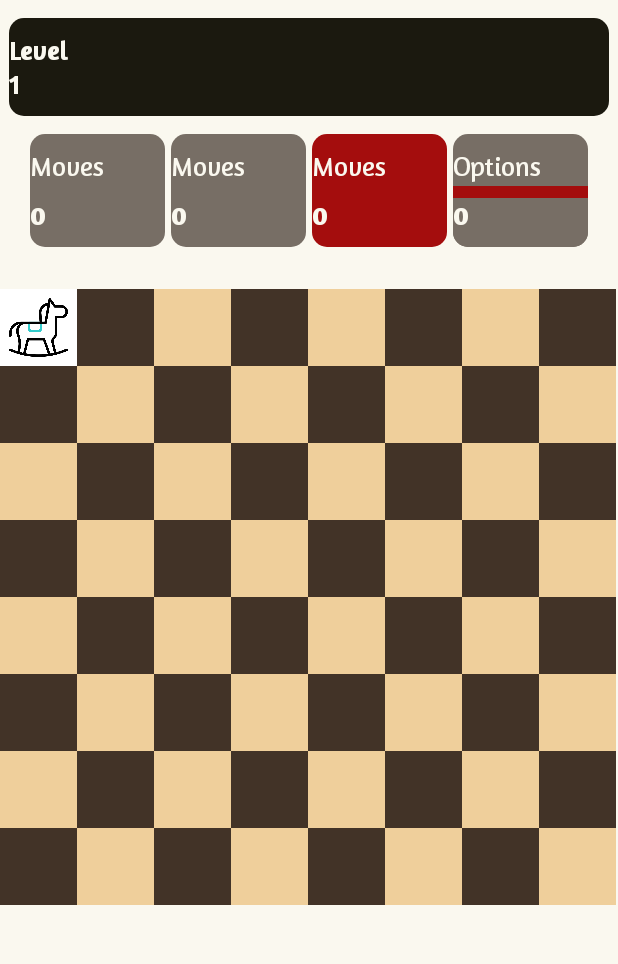
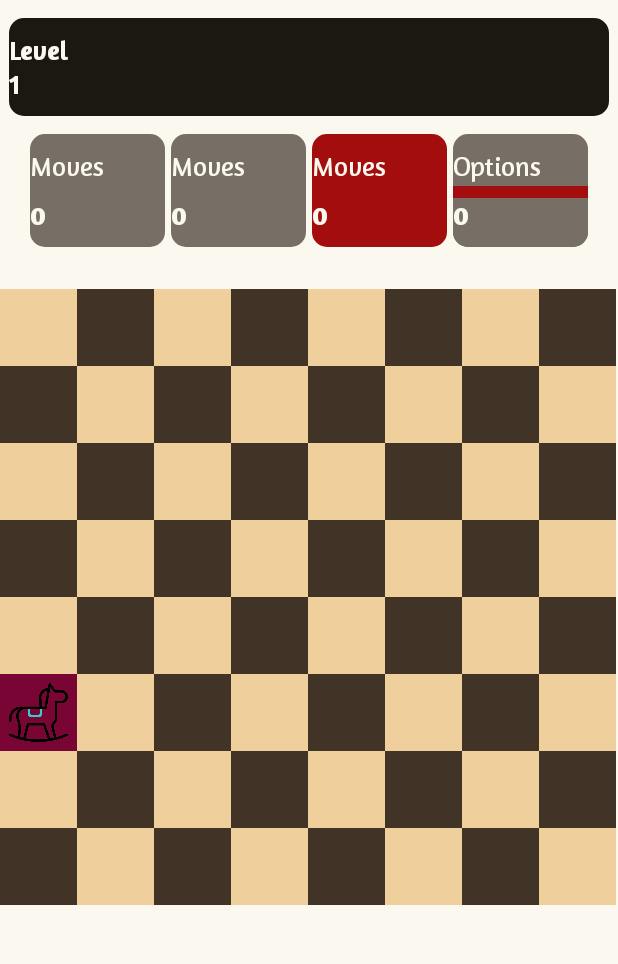
Before and after one commit to juanjo95/horse-game-kotlin, an Android app: the MainActivity screen opened directly, with no data from a screen before it, on a phone screen of 412 x 824 dp, the part 216-1180 px from its top. Run offline under Robolectric (Android 15) with nearby library versions, the phone set to English and light mode, and no system bars.

Commit message:
feat 🚀: Posición aleatoria

```diff
--- a/app/src/main/java/com/androidavanzadotutorial/horsegame/MainActivity.kt
+++ b/app/src/main/java/com/androidavanzadotutorial/horsegame/MainActivity.kt
@@ -1,5 +1,6 @@
 package com.androidavanzadotutorial.horsegame
 
+import android.content.Context
 import android.graphics.Point
 import androidx.appcompat.app.AppCompatActivity
 import android.os.Bundle
@@ -8,13 +9,19 @@ import android.view.View
 import android.widget.ImageView
 import android.widget.LinearLayout
 import android.widget.TableRow
+import androidx.core.content.ContextCompat
 
 class MainActivity : AppCompatActivity() {
+
+    private var cellSelected_x = 0
+    private var cellSelected_y = 0
+
     override fun onCreate(savedInstanceState: Bundle?) {
         super.onCreate(savedInstanceState)
         setContentView(R.layout.activity_main)
 
         initScreenGame()
+        setFirstPosition()
     }
 
     private fun initScreenGame(){
@@ -50,4 +57,30 @@ class MainActivity : AppCompatActivity() {
         lyMessage.visibility = View.INVISIBLE
     }
 
+    private fun setFirstPosition(){
+        var x = 0
+        var y = 0
+        x = (0..7).random()
+        y = (0..7).random()
+
+        this.cellSelected_x = x
+        this.cellSelected_y = y
+
+        selectCell(x,y)
+    }
+
+    private fun selectCell(x:Int,y:Int){
+        pintHorseCell(this.cellSelected_x,this.cellSelected_y,"previus_cell")
+
+        this.cellSelected_x = x
+        this.cellSelected_y = y
+
+        pintHorseCell(x,y,"selected_cell")
+    }
+
+    private fun pintHorseCell(x:Int,y:Int,color:String){
+        var iv:ImageView = findViewById(resources.getIdentifier("c$x$y","id",packageName))
+        iv.setBackgroundColor(ContextCompat.getColor(this, resources.getIdentifier(color,"color",packageName)))
+        iv.setImageResource(R.drawable.horse)
+    }
 }
--- a/app/src/main/res/layout/activity_main.xml
+++ b/app/src/main/res/layout/activity_main.xml
@@ -249,8 +249,7 @@
                             android:layout_width="0dp"
                             android:layout_weight="1"
                             android:layout_height="43dp"
-                            android:background="@color/white_cell"
-                            android:src="@drawable/horse"/>
+                            android:background="@color/white_cell"/>
                         <ImageView
                             android:id="@+id/c17"
                             android:layout_width="0dp"
```
Also changed, not shown: app/src/main/res/drawable/horse.png (added), app/src/main/res/drawable/horse_o.gif (renamed from app/src/main/res/drawable/horse.gif).
